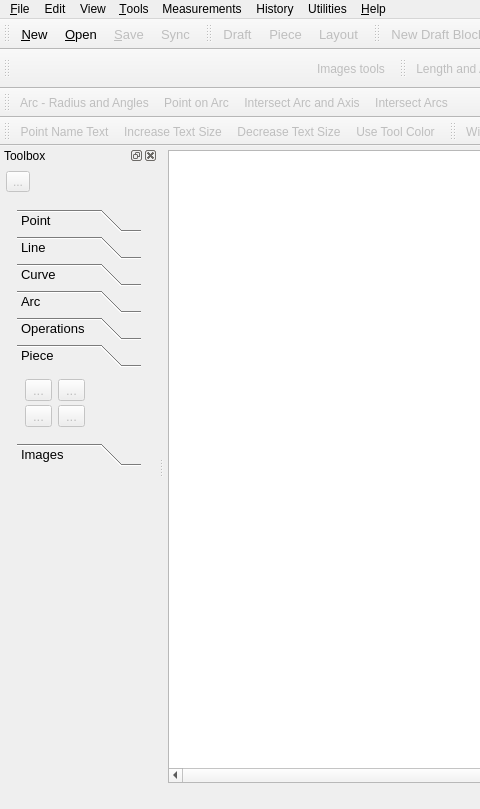
Qt form src/app/seamly2d/mainwindow.ui (FashionFreedom/Seamly2D) before a commit; both pictures show x 0 to 480 and y 0 to 809 of the 1100 by 809 pixel window.
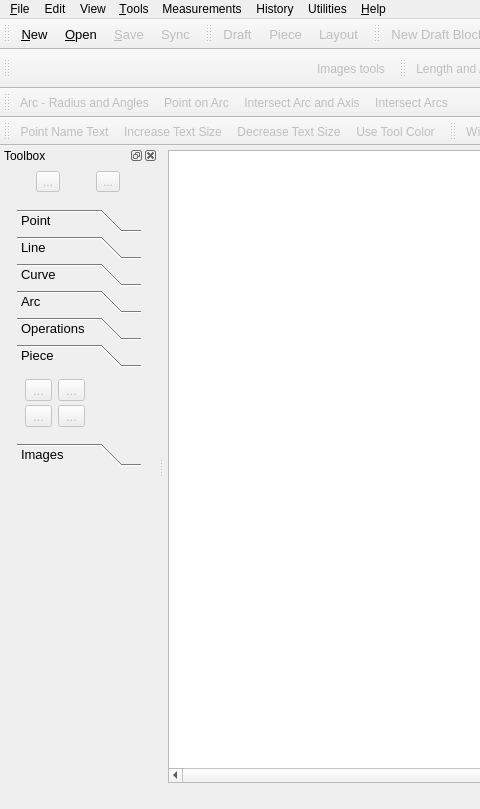
The same form after that commit. Icons and pictures are not drawn. Custom widgets are drawn as their Qt base class.

Commit message: feat: measurement tool icon added to the main toolbox

```diff
--- a/src/app/seamly2d/mainwindow.ui
+++ b/src/app/seamly2d/mainwindow.ui
@@ -831,30 +831,63 @@
         <number>6</number>
        </property>
        <item>
-        <widget class="QToolButton" name="arrowPointer_ToolButton">
-         <property name="enabled">
-          <bool>false</bool>
+        <layout class="QHBoxLayout" name="horizontalLayout_2">
+         <property name="sizeConstraint">
+          <enum>QLayout::SizeConstraint::SetDefaultConstraint</enum>
          </property>
-         <property name="toolTip">
-          <string>Tool pointer</string>
-         </property>
-         <property name="text">
-          <string notr="true">...</string>
-         </property>
-         <property name="icon">
-          <iconset resource="../../libs/vmisc/share/resources/icon.qrc">
-           <normaloff>:/icon/32x32/arrow_cursor.png</normaloff>:/icon/32x32/arrow_cursor.png</iconset>
-         </property>
-         <property name="iconSize">
-          <size>
-           <width>32</width>
-           <height>32</height>
-          </size>
-         </property>
-         <property name="checkable">
-          <bool>true</bool>
-         </property>
-        </widget>
+         <item>
+          <widget class="QToolButton" name="arrowPointer_ToolButton">
+           <property name="enabled">
+            <bool>false</bool>
+           </property>
+           <property name="toolTip">
+            <string>Tool pointer</string>
+           </property>
+           <property name="text">
+            <string notr="true">...</string>
+           </property>
+           <property name="icon">
+            <iconset resource="../../libs/vmisc/share/resources/icon.qrc">
+             <normaloff>:/icon/32x32/arrow_cursor.png</normaloff>:/icon/32x32/arrow_cursor.png</iconset>
+           </property>
+           <property name="iconSize">
+            <size>
+             <width>32</width>
+             <height>32</height>
+            </size>
+           </property>
+           <property name="checkable">
+            <bool>true</bool>
+           </property>
+          </widget>
+         </item>
+         <item>
+          <widget class="QToolButton" name="measure_ToolButton">
+           <property name="enabled">
+            <bool>false</bool>
+           </property>
+           <property name="toolTip">
+            <string>Measurement tool</string>
+           </property>
+           <property name="text">
+            <string notr="true">...</string>
+           </property>
+           <property name="icon">
+            <iconset resource="../../libs/vmisc/share/resources/icon.qrc">
+             <normaloff>:/icon/32x32/units_black.png</normaloff>:/icon/32x32/units_black.png</iconset>
+           </property>
+           <property name="iconSize">
+            <size>
+             <width>32</width>
+             <height>32</height>
+            </size>
+           </property>
+           <property name="checkable">
+            <bool>true</bool>
+           </property>
+          </widget>
+         </item>
+        </layout>
        </item>
        <item alignment="Qt::AlignTop">
         <widget class="QStackedWidget" name="toolbox_StackedWidget">
@@ -2599,6 +2632,19 @@
          </widget>
         </widget>
        </item>
+       <item>
+        <spacer name="verticalSpacer">
+         <property name="orientation">
+          <enum>Qt::Orientation::Vertical</enum>
+         </property>
+         <property name="sizeHint" stdset="0">
+          <size>
+           <width>20</width>
+           <height>40</height>
+          </size>
+         </property>
+        </spacer>
+       </item>
       </layout>
      </item>
     </layout>
```
Left out of the diff: 157 changed lines with no effect on the pictures. The commit also changes 3 other files.
